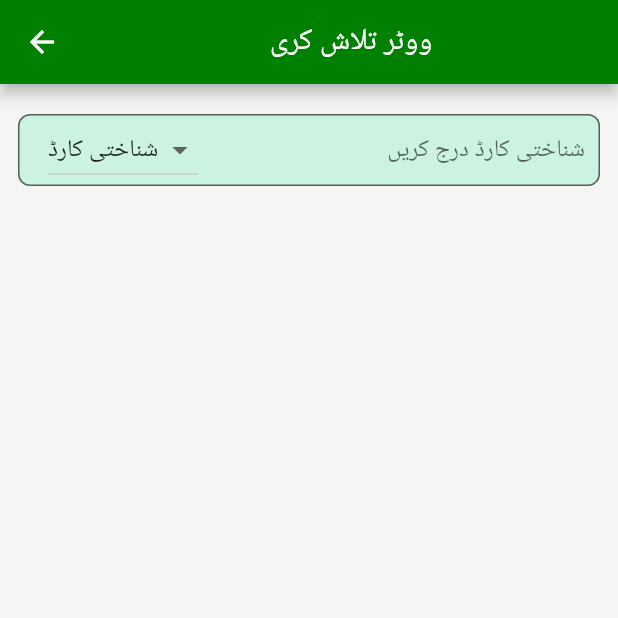
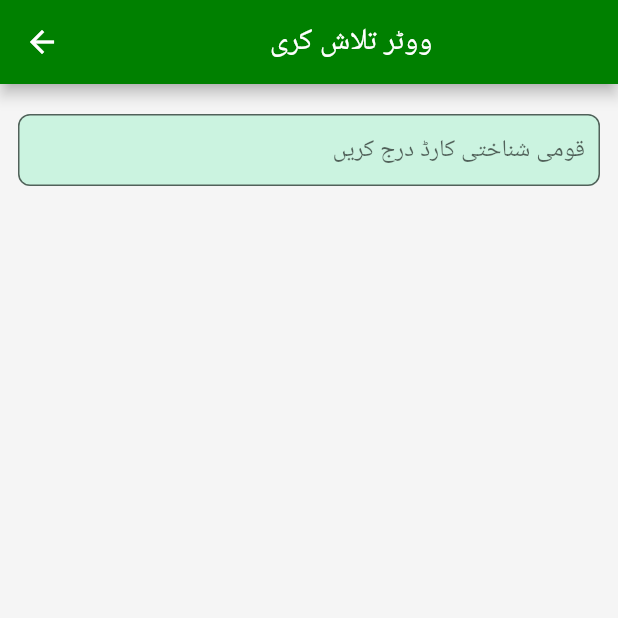
Before and after one commit to usamamalik3/voter_record, a Flutter app: the VoterSearch screen opened by its route, on a phone screen of 412 x 824 dp, the top half of it. Run offline on Flutter 3.47's test engine with Material 2 defaults, Android fonts, the phone set to English and light mode, and no system bars; our stand-ins replace cloud_firestore, firebase_core, flutter_bloc, form_field_validator, mask_text_input_formatter, pdf and 1 more; accounts and stored records are empty.

```diff
--- a/lib/main.dart
+++ b/lib/main.dart
@@ -6,6 +6,7 @@ import 'package:voterrecord/screens/Dashboard.dart';
 import 'package:voterrecord/screens/executive_check.dart';
 import 'package:voterrecord/screens/partyfrom.dart';
 import 'package:voterrecord/screens/temp.dart';
+import 'package:voterrecord/screens/votersearch.dart';
 
 
 
--- a/lib/screens/temp.dart
+++ b/lib/screens/temp.dart
@@ -17,12 +17,13 @@ class Temp extends StatefulWidget {
 
  void _setData() async{
 
-   firestoreInstance.collection("District").doc('بنوں').set(
+   firestoreInstance.collection("District").doc('گلگت').set(
        {
-         "ضلع" : ["ضلع بنوں","ضلع لکی مروت" ],
+         "ضلع" : ["ضلع غذر" ,"ضلع گلگت", "ضلع ہنزہ", "ضلع یاسین", "ضلع نگر"],
 
          }
        ).then((_){
+
 
    });
  }
--- a/lib/screens/votersearch.dart
+++ b/lib/screens/votersearch.dart
@@ -4,6 +4,7 @@ import 'package:flutter/material.dart';
 import 'package:form_field_validator/form_field_validator.dart';
 import 'package:mask_text_input_formatter/mask_text_input_formatter.dart';
 import 'package:voterrecord/models/voter.dart';
+import 'package:voterrecord/screens/partyfrom.dart';
 
 import 'package:voterrecord/screens/voterdetail.dart';
 import 'package:voterrecord/utils/search_filtters.dart';
@@ -23,10 +24,7 @@ class _VoterSearchState extends State<VoterSearch> {
   String searchKey = '';
   Filters selectedFliter = Filters.byCNIC;
 
-  final maskFormatter = MaskTextInputFormatter(
-      mask: '#####-#######-#',
-      filter: {"#": RegExp(r'[0-9]')},
-      type: MaskAutoCompletionType.lazy);
+
 
   final _formKey = GlobalKey<FormState>();
   @override
@@ -53,38 +51,16 @@ class _VoterSearchState extends State<VoterSearch> {
               textDirection: TextDirection.rtl,
               textAlign: TextAlign.right,
               controller: cnicController,
-              inputFormatters: [getTextFieldMask(Filters.byCNIC)],
+              inputFormatters: [maskFormatter],
               validator: RequiredValidator(errorText: "Required"),
-              decoration: InputDecoration(
+              decoration: const InputDecoration(
 
-                prefixIcon: Padding(
-                  padding: const EdgeInsets.only(left: 20),
-                  child: SizedBox(
-                    width: 100,
-                    child: DropdownButton(
-                      isExpanded: true,
-                      items: Filters.values.map(
-                        (val) {
-                          return DropdownMenuItem(
-                            value: val,
-                            child: Text(getFliterName(val)),
-                          );
-                        },
-                      ).toList(),
-                      value: selectedFliter,
-                      onChanged: (Filters? value) {
-                        setState(() {
-                          selectedFliter = value!;
-                        });
-                      },
-                    ),
-                  ),
-                ),
+
                 floatingLabelBehavior: FloatingLabelBehavior.never,
-                border: const OutlineInputBorder(
+                border: OutlineInputBorder(
                     borderRadius: BorderRadius.all(Radius.circular(8))),
-                contentPadding: const EdgeInsets.symmetric(horizontal: 10),
-                hintText: "${getFliterName(selectedFliter)} درج کریں ",
+                contentPadding: EdgeInsets.symmetric(horizontal: 10),
+                hintText: "قومی شناختی کارڈ درج کریں ",
               ),
             ),
             const SizedBox(
@@ -95,9 +71,8 @@ class _VoterSearchState extends State<VoterSearch> {
                   stream: searchKey != ''
                       ? FirebaseFirestore.instance
                           .collection('Voters')
-                          .where(getFliterVariable(selectedFliter),
-                              isGreaterThanOrEqualTo: searchKey)
-                          .where(getFliterVariable(selectedFliter),
+                          .where('cnic', isGreaterThanOrEqualTo: searchKey)
+                          .where('cnic',
                               isLessThan: '${searchKey}z')
                           .snapshots()
                       : null,
--- a/lib/utils/dashboard_item_list.dart
+++ b/lib/utils/dashboard_item_list.dart
@@ -72,7 +72,7 @@ List<Items> myList = [
   ),
 
 Items(
-      title: "ڈاکیومنٹ",
+      title: "ڈاکیومنٹس",
       icon: const Icon(
         Icons.document_scanner_outlined,
         size: 50,
```
Also changed, not shown: lib/screens/partyfrom.dart (+154 -34 lines).
